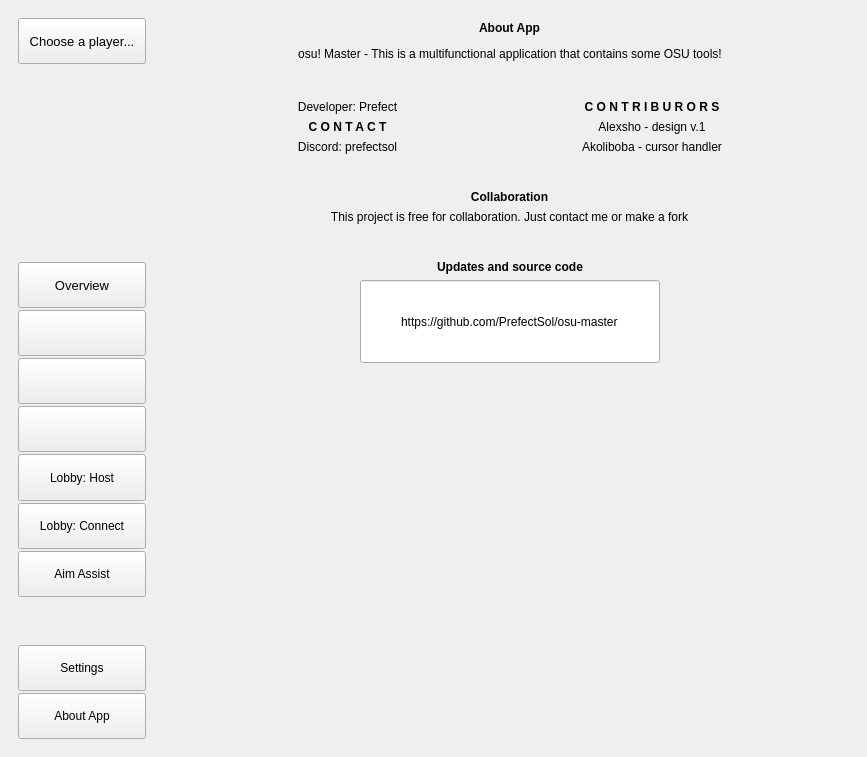
PrefectSol/osu-master, file osu-master/mainwindow.ui: the form before one commit.
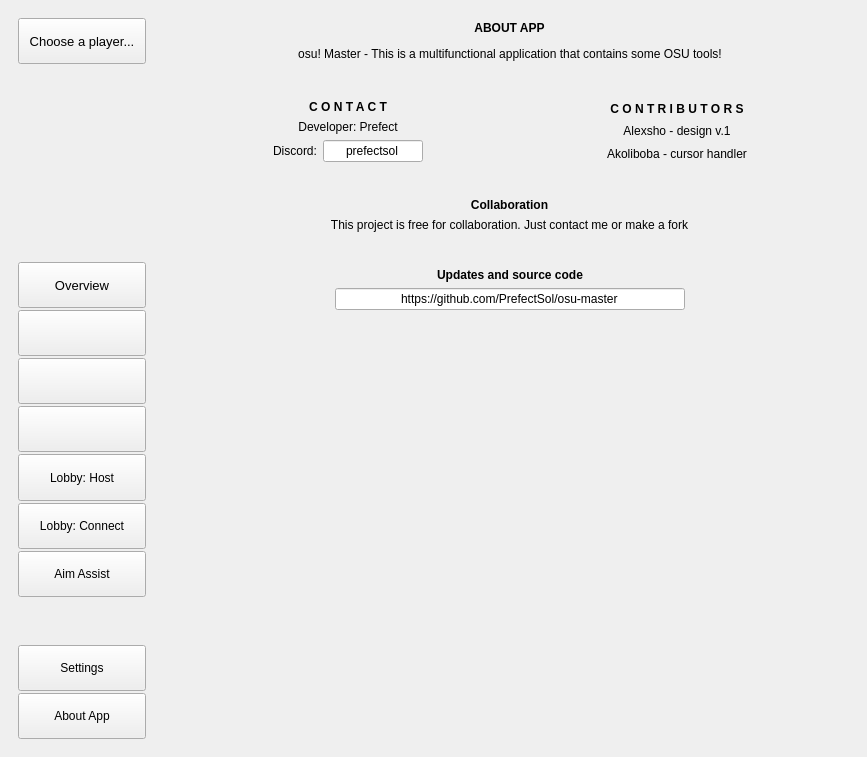
The form after the commit.

Patch:
```diff
--- a/osu-master/mainwindow.ui
+++ b/osu-master/mainwindow.ui
@@ -1414,7 +1414,7 @@
                </font>
               </property>
               <property name="text">
-               <string>About App</string>
+               <string>ABOUT APP</string>
               </property>
               <property name="alignment">
                <set>Qt::AlignCenter</set>
@@ -1495,7 +1495,7 @@
          </spacer>
         </item>
         <item>
-         <layout class="QHBoxLayout" name="horizontalLayout_7">
+         <layout class="QHBoxLayout" name="horizontalLayout_9">
           <item>
            <spacer name="horizontalSpacer_10">
             <property name="orientation">
@@ -1512,9 +1512,14 @@
           <item>
            <layout class="QVBoxLayout" name="verticalLayout_13">
             <item>
-             <widget class="QLabel" name="label_5">
+             <widget class="QLabel" name="label_6">
+              <property name="font">
+               <font>
+                <bold>true</bold>
+               </font>
+              </property>
               <property name="text">
-               <string>Developer: Prefect</string>
+               <string>C O N T A C T</string>
               </property>
               <property name="alignment">
                <set>Qt::AlignCenter</set>
@@ -1524,14 +1529,9 @@
             <item>
              <layout class="QVBoxLayout" name="verticalLayout_11">
               <item>
-               <widget class="QLabel" name="label_6">
-                <property name="font">
-                 <font>
-                  <bold>true</bold>
-                 </font>
-                </property>
+               <widget class="QLabel" name="label_5">
                 <property name="text">
-                 <string>C O N T A C T</string>
+                 <string>Developer: Prefect</string>
                 </property>
                 <property name="alignment">
                  <set>Qt::AlignCenter</set>
@@ -1539,14 +1539,46 @@
                </widget>
               </item>
               <item>
-               <widget class="QLabel" name="label_7">
-                <property name="text">
-                 <string>Discord: prefectsol</string>
-                </property>
-                <property name="alignment">
-                 <set>Qt::AlignCenter</set>
-                </property>
-               </widget>
+               <layout class="QHBoxLayout" name="horizontalLayout_7">
+                <item>
+                 <widget class="QLabel" name="label_7">
+                  <property name="text">
+                   <string>Discord:</string>
+                  </property>
+                  <property name="alignment">
+                   <set>Qt::AlignCenter</set>
+                  </property>
+                 </widget>
+                </item>
+                <item>
+                 <widget class="QLineEdit" name="lineEdit_2">
+                  <property name="sizePolicy">
+                   <sizepolicy hsizetype="Fixed" vsizetype="Minimum">
+                    <horstretch>0</horstretch>
+                    <verstretch>0</verstretch>
+                   </sizepolicy>
+                  </property>
+                  <property name="minimumSize">
+                   <size>
+                    <width>30</width>
+                    <height>0</height>
+                   </size>
+                  </property>
+                  <property name="maximumSize">
+                   <size>
+                    <width>100</width>
+                    <height>16777215</height>
+                   </size>
+                  </property>
+                  <property name="text">
+                   <string>prefectsol</string>
+                  </property>
+                  <property name="alignment">
+                   <set>Qt::AlignCenter</set>
+                  </property>
+                 </widget>
+                </item>
+               </layout>
               </item>
              </layout>
             </item>
@@ -1575,7 +1607,7 @@
                </font>
               </property>
               <property name="text">
-               <string>C O N T R I B U R O R S</string>
+               <string>C O N T R I B U T O R S</string>
               </property>
               <property name="alignment">
                <set>Qt::AlignCenter</set>
@@ -1745,14 +1777,14 @@
             <item>
              <widget class="QLineEdit" name="lineEdit">
               <property name="sizePolicy">
-               <sizepolicy hsizetype="Expanding" vsizetype="Expanding">
+               <sizepolicy hsizetype="Fixed" vsizetype="Minimum">
                 <horstretch>0</horstretch>
                 <verstretch>0</verstretch>
                </sizepolicy>
               </property>
               <property name="minimumSize">
                <size>
-                <width>300</width>
+                <width>350</width>
                 <height>0</height>
                </size>
               </property>
```
